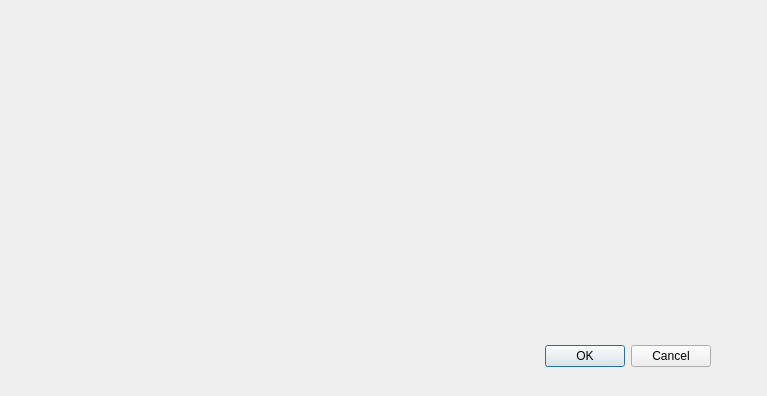
The window that salarydialog.ui (neverlandgy/teamhelper) describes before a commit, drawn with Qt 5.
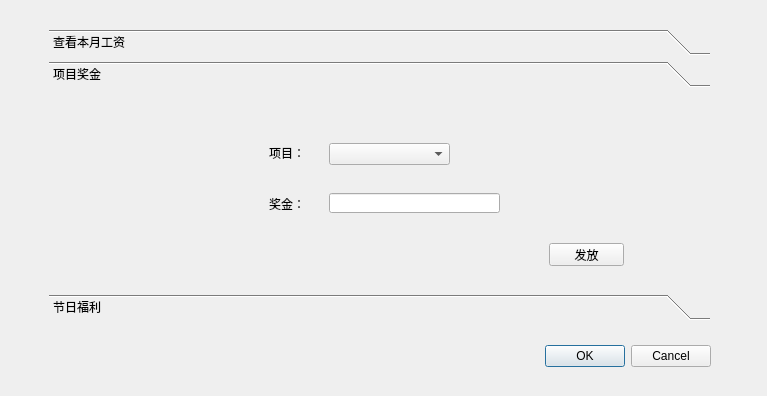
The same window after the commit. The open tabs and pages were chosen to show the change.

Commit message: 完成发放工资模块

```diff
--- a/salarydialog.ui
+++ b/salarydialog.ui
@@ -39,11 +39,158 @@
     </rect>
    </property>
    <layout class="QGridLayout" name="gridLayout">
-    <item row="0" column="0">
-     <widget class="QLabel" name="label">
-      <property name="text">
-       <string/>
+    <item row="1" column="0">
+     <widget class="QToolBox" name="toolBox">
+      <property name="currentIndex">
+       <number>0</number>
       </property>
+      <widget class="QWidget" name="page_1">
+       <property name="geometry">
+        <rect>
+         <x>0</x>
+         <y>0</y>
+         <width>659</width>
+         <height>211</height>
+        </rect>
+       </property>
+       <property name="accessibleName">
+        <string/>
+       </property>
+       <attribute name="label">
+        <string>查看本月工资</string>
+       </attribute>
+       <widget class="QTableView" name="tableView">
+        <property name="geometry">
+         <rect>
+          <x>15</x>
+          <y>1</y>
+          <width>631</width>
+          <height>211</height>
+         </rect>
+        </property>
+       </widget>
+      </widget>
+      <widget class="QWidget" name="page_2">
+       <property name="geometry">
+        <rect>
+         <x>0</x>
+         <y>0</y>
+         <width>659</width>
+         <height>211</height>
+        </rect>
+       </property>
+       <attribute name="label">
+        <string>项目奖金</string>
+       </attribute>
+       <widget class="QComboBox" name="comboBox">
+        <property name="geometry">
+         <rect>
+          <x>280</x>
+          <y>50</y>
+          <width>121</width>
+          <height>22</height>
+         </rect>
+        </property>
+       </widget>
+       <widget class="QLineEdit" name="lineEdit">
+        <property name="geometry">
+         <rect>
+          <x>280</x>
+          <y>100</y>
+          <width>171</width>
+          <height>20</height>
+         </rect>
+        </property>
+       </widget>
+       <widget class="QLabel" name="label">
+        <property name="geometry">
+         <rect>
+          <x>220</x>
+          <y>50</y>
+          <width>54</width>
+          <height>20</height>
+         </rect>
+        </property>
+        <property name="text">
+         <string>项目：</string>
+        </property>
+       </widget>
+       <widget class="QLabel" name="label_2">
+        <property name="geometry">
+         <rect>
+          <x>220</x>
+          <y>100</y>
+          <width>54</width>
+          <height>21</height>
+         </rect>
+        </property>
+        <property name="text">
+         <string>奖金：</string>
+        </property>
+       </widget>
+       <widget class="QPushButton" name="pushButton">
+        <property name="geometry">
+         <rect>
+          <x>500</x>
+          <y>150</y>
+          <width>75</width>
+          <height>23</height>
+         </rect>
+        </property>
+        <property name="text">
+         <string>发放</string>
+        </property>
+       </widget>
+      </widget>
+      <widget class="QWidget" name="page">
+       <property name="geometry">
+        <rect>
+         <x>0</x>
+         <y>0</y>
+         <width>659</width>
+         <height>211</height>
+        </rect>
+       </property>
+       <attribute name="label">
+        <string>节日福利</string>
+       </attribute>
+       <widget class="QLineEdit" name="lineEdit_2">
+        <property name="geometry">
+         <rect>
+          <x>270</x>
+          <y>80</y>
+          <width>171</width>
+          <height>20</height>
+         </rect>
+        </property>
+       </widget>
+       <widget class="QLabel" name="label_3">
+        <property name="geometry">
+         <rect>
+          <x>220</x>
+          <y>80</y>
+          <width>54</width>
+          <height>20</height>
+         </rect>
+        </property>
+        <property name="text">
+         <string>奖金：</string>
+        </property>
+       </widget>
+       <widget class="QPushButton" name="pushButton_2">
+        <property name="geometry">
+         <rect>
+          <x>500</x>
+          <y>150</y>
+          <width>75</width>
+          <height>23</height>
+         </rect>
+        </property>
+        <property name="text">
+         <string>发放</string>
+        </property>
+       </widget>
+      </widget>
      </widget>
     </item>
    </layout>
```
The commit also changes 2 other files.
